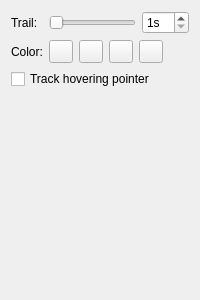
drawpile/Drawpile, file src/desktop/ui/lasersettings.ui: the form before one commit.
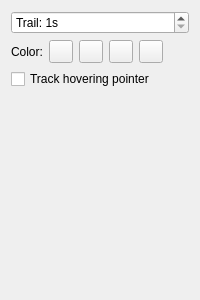
The form after the commit. Custom widgets are drawn as their Qt base class.

Commit message: Switch laser persistence to KisSliderSpinBox

Diff of the .ui file:
```diff
--- a/src/desktop/ui/lasersettings.ui
+++ b/src/desktop/ui/lasersettings.ui
@@ -11,49 +11,6 @@
    </rect>
   </property>
   <layout class="QFormLayout" name="formLayout">
-   <item row="0" column="0">
-    <widget class="QLabel" name="label">
-     <property name="text">
-      <string>Trail:</string>
-     </property>
-    </widget>
-   </item>
-   <item row="0" column="1">
-    <layout class="QHBoxLayout" name="horizontalLayout_2">
-     <item>
-      <widget class="QSlider" name="persistence">
-       <property name="minimum">
-        <number>1</number>
-       </property>
-       <property name="maximum">
-        <number>15</number>
-       </property>
-       <property name="pageStep">
-        <number>5</number>
-       </property>
-       <property name="tracking">
-        <bool>false</bool>
-       </property>
-       <property name="orientation">
-        <enum>Qt::Horizontal</enum>
-       </property>
-      </widget>
-     </item>
-     <item>
-      <widget class="QSpinBox" name="spinBox">
-       <property name="suffix">
-        <string>s</string>
-       </property>
-       <property name="minimum">
-        <number>1</number>
-       </property>
-       <property name="maximum">
-        <number>15</number>
-       </property>
-      </widget>
-     </item>
-    </layout>
-   </item>
    <item row="1" column="0">
     <widget class="QLabel" name="label_2">
      <property name="text">
@@ -148,9 +105,30 @@
      </property>
     </widget>
    </item>
+   <item row="0" column="0" colspan="2">
+    <widget class="KisSliderSpinBox" name="persistence">
+     <property name="suffix">
+      <string>s</string>
+     </property>
+     <property name="prefix">
+      <string>Trail: </string>
+     </property>
+     <property name="minimum">
+      <number>1</number>
+     </property>
+     <property name="maximum">
+      <number>15</number>
+     </property>
+    </widget>
+   </item>
   </layout>
  </widget>
  <customwidgets>
+  <customwidget>
+   <class>KisSliderSpinBox</class>
+   <extends>QSpinBox</extends>
+   <header>widgets/kis_slider_spin_box.h</header>
+  </customwidget>
   <customwidget>
    <class>widgets::ColorButton</class>
    <extends>QToolButton</extends>
```
Left out of the diff: 35 changed lines with no effect on the pictures. The commit also changes 1 other file.
